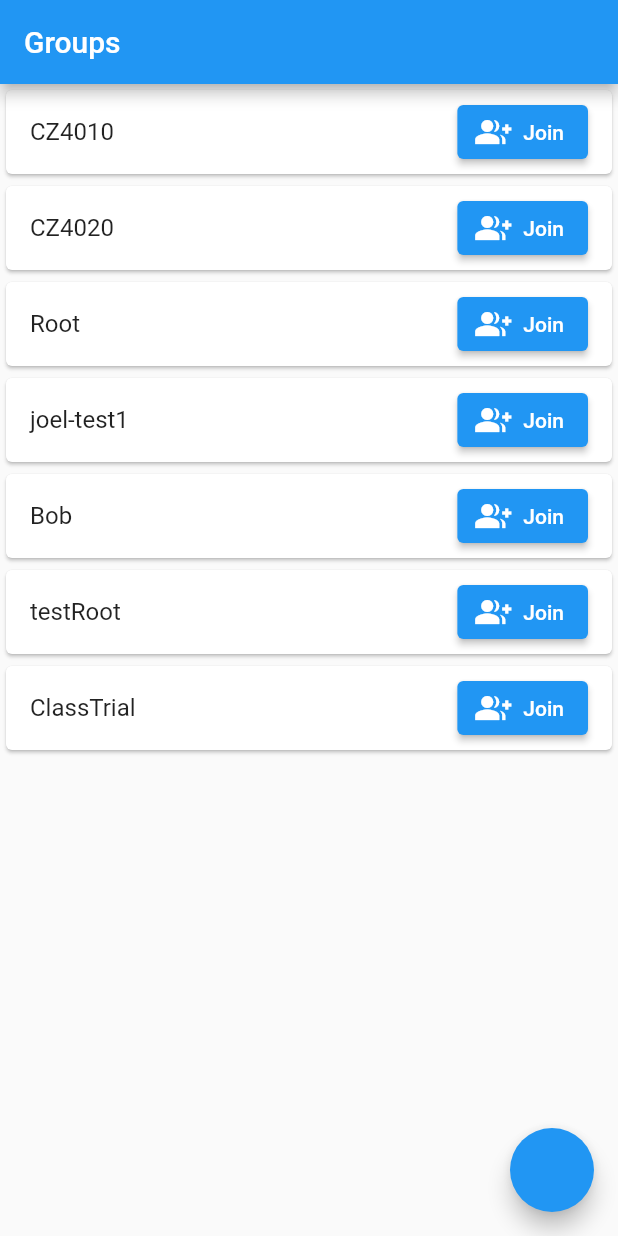
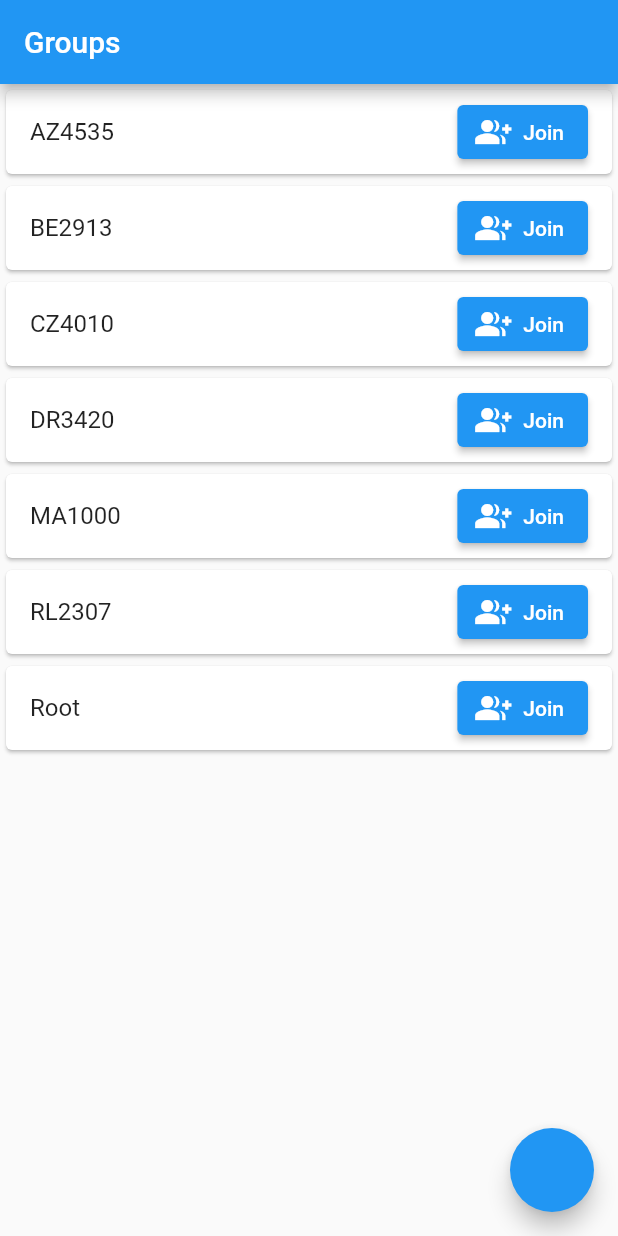
Before and after one commit to Joel-yj/real-Reddit, a Flutter app: the screen it shows after launch, on a phone screen of 412 x 824 dp. Run offline on Flutter 3.47's test engine with Material 2 defaults, Android fonts, the phone set to English and light mode, and no system bars; our stand-ins replace basic_utils, cloud_firestore, firebase_core, localstorage; missing offline and left inert: dart:html, pointycastle; accounts and stored records are empty.

Commit message:
group updates

```diff
--- a/lib/screens/friend_view_page.dart
+++ b/lib/screens/friend_view_page.dart
@@ -31,8 +31,7 @@ class _FriendViewPageState extends State<FriendViewPage> {
     //TODO: search database for users
     // who have this cert and display
 
-    final allUsers = ["Bob", "Malicious", "UserTrial", "UserBob"];
-
+    final allUsers = ["Alice", "Bond", "Charlie", "Forger", "James", "English"];
     return Scaffold(
       appBar: AppBar(
         title: Text('Friends'),
--- a/lib/screens/home_page.dart
+++ b/lib/screens/home_page.dart
@@ -27,14 +27,15 @@ class _HomePageState extends State<HomePage> {
     // TODO: might need to turn listview cards into children
 
     final group = [
+      "AZ4535",
+      "BE2913",
       "CZ4010",
-      "CZ4020",
+      "DR3420",
+      "MA1000",
+      "RL2307",
       "Root",
-      "joel-test1",
-      "Bob",
-      "testRoot",
-      "ClassTrial"
     ];
+
     late crypto.AsymmetricKeyPair res;
 
     return Scaffold(
```
Also changed, not shown: lib/screens/cert_view_page.dart (+29 -6 lines).
